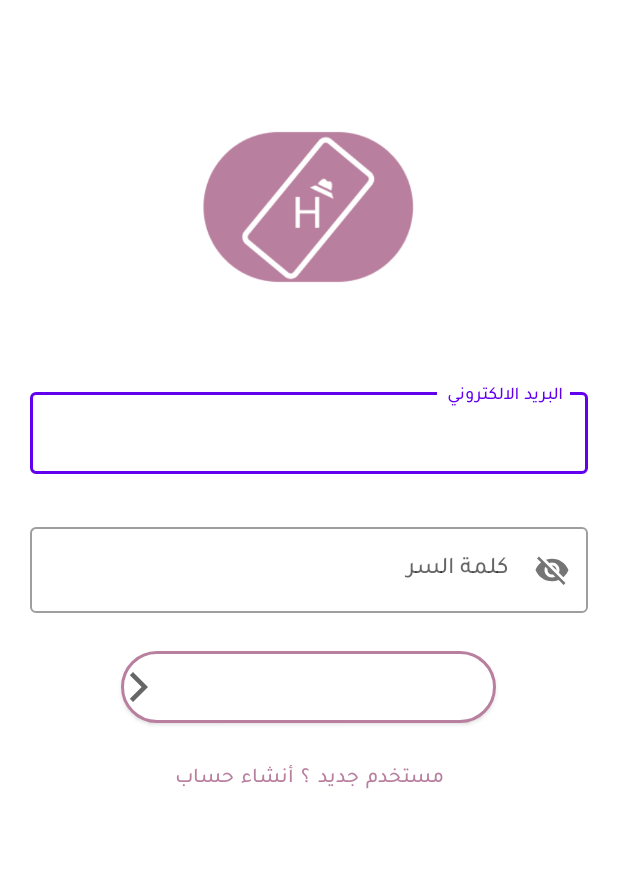
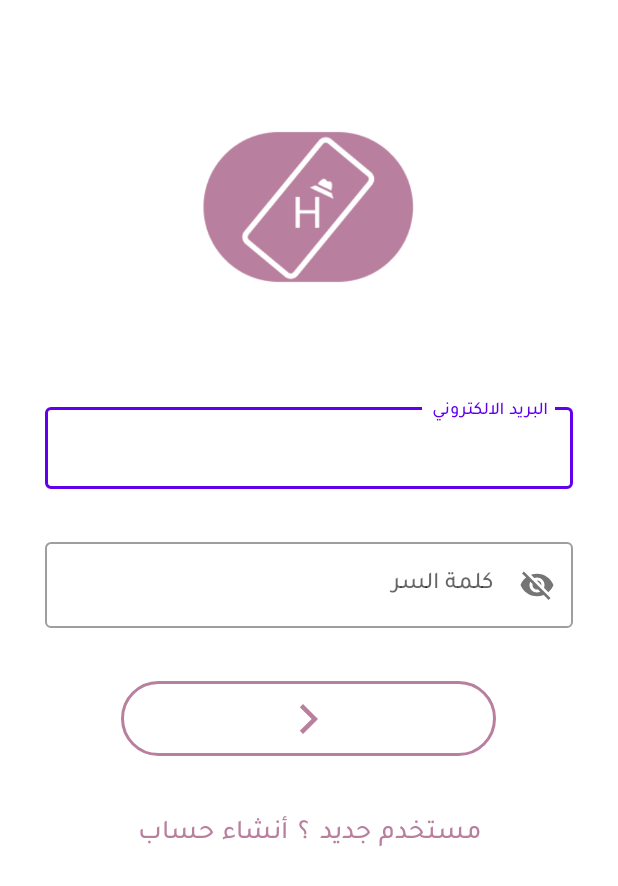
Before and after one commit to Jalalnx/HierMeMoblieClient, an Android app: the LoginActivity screen opened directly, with no data from a screen before it, on a phone screen of 412 x 824 dp. Shown: the top 886 px of the screen. Run offline under Robolectric (Android 15) with nearby library versions, the phone set to English and light mode, and no system bars.

Commit message:
fix some style issues

```diff
--- a/app/src/main/java/com/example/hairme/LoginActivity.java
+++ b/app/src/main/java/com/example/hairme/LoginActivity.java
@@ -2,7 +2,9 @@ package com.example.hairme;
 
 import androidx.appcompat.app.AppCompatActivity;
 
+import android.content.Intent;
 import android.os.Bundle;
+import android.view.View;
 
 public class LoginActivity extends AppCompatActivity {
 
@@ -10,5 +12,19 @@ public class LoginActivity extends AppCompatActivity {
     protected void onCreate(Bundle savedInstanceState) {
         super.onCreate(savedInstanceState);
         setContentView(R.layout.activity_login);
+
+        findViewById(R.id.rig).setOnClickListener(new View.OnClickListener() {
+            @Override
+            public void onClick(View view) {
+                startActivity( new Intent(LoginActivity.this,singupActivity.class));
+            }
+        });
+
+        findViewById(R.id.let_user_login).setOnClickListener(new View.OnClickListener() {
+            @Override
+            public void onClick(View view) {
+                startActivity( new Intent(LoginActivity.this,SandBox.class));
+            }
+        });
     }
 }
--- a/app/src/main/java/com/example/hairme/SplashScreenActivity.java
+++ b/app/src/main/java/com/example/hairme/SplashScreenActivity.java
@@ -21,7 +21,7 @@ public class SplashScreenActivity extends AppCompatActivity {
         getWindow().setFlags(WindowManager.LayoutParams.FLAG_FULLSCREEN, WindowManager.LayoutParams.FLAG_FULLSCREEN);
 
         new Handler().postDelayed(() -> {
-            Intent intent = new Intent(SplashScreenActivity.this, LoginActivity.class);
+            Intent intent = new Intent(SplashScreenActivity.this, pre_loadActivity.class);
                 startActivity(intent);
 
             finish();
--- a/app/src/main/java/com/example/hairme/pre_loadActivity.java
+++ b/app/src/main/java/com/example/hairme/pre_loadActivity.java
@@ -122,7 +122,7 @@ public class pre_loadActivity extends AppCompatActivity {
 
     private void launchSplashscreen() {
         prefManager.setFirstTimeLaunch(false);
-        startActivity(new Intent(pre_loadActivity.this, SplashScreenActivity.class));
+        startActivity(new Intent(pre_loadActivity.this, LoginActivity.class));
         finish();
     }
 
--- a/app/src/main/res/drawable/ic_baseline_arrow_forward_ios_24.xml
+++ b/app/src/main/res/drawable/ic_baseline_arrow_forward_ios_24.xml
@@ -4,7 +4,7 @@
     android:height="24dp"
     android:viewportWidth="24"
     android:viewportHeight="24"
-    android:tint="?attr/colorControlNormal">
+    android:tint="#B87F9E">
   <path
       android:fillColor="#B87F9E"
       android:pathData="M5.88,4.12L13.76,12l-7.88,7.88L8,22l10,-10L8,2z"/>
--- a/app/src/main/res/layout/activity_login.xml
+++ b/app/src/main/res/layout/activity_login.xml
@@ -1,5 +1,5 @@
 <?xml version="1.0" encoding="utf-8"?>
-<!--suppress ALL -->
+
 <LinearLayout xmlns:android="http://schemas.android.com/apk/res/android"
     xmlns:app="http://schemas.android.com/apk/res-auto"
     xmlns:tools="http://schemas.android.com/tools"
@@ -21,60 +21,58 @@
         android:layout_width="match_parent"
         android:layout_height="wrap_content"
         android:layout_margin="20dp"
+        android:padding="10dp"
         android:orientation="vertical">
 
         <com.google.android.material.textfield.TextInputLayout
-
             style="@style/Widget.MaterialComponents.TextInputLayout.OutlinedBox"
             android:layout_width="match_parent"
             android:layout_height="60dp"
+            android:layout_marginBottom="30dp"
             android:hint="البريد الالكتروني ">
 
             <com.google.android.material.textfield.TextInputEditText
                 android:id="@+id/name_Email"
                 android:layout_width="match_parent"
                 android:layout_height="wrap_content"
-                android:backgroundTint="#B87F9E"
                 android:fontFamily="@font/tajawal_medium"
                 android:inputType="textWebEmailAddress" />
         </com.google.android.material.textfield.TextInputLayout>
 
-        <Space
-            android:layout_width="30dp"
-            android:layout_height="30dp" />
 
         <com.google.android.material.textfield.TextInputLayout
             style="@style/Widget.MaterialComponents.TextInputLayout.OutlinedBox"
             android:layout_width="match_parent"
             android:layout_height="wrap_content"
             android:hint="كلمة السر "
+
+            android:layout_marginBottom="30dp"
             app:passwordToggleEnabled="true">
 
             <com.google.android.material.textfield.TextInputEditText
                 android:id="@+id/password"
                 android:layout_width="match_parent"
                 android:layout_height="wrap_content"
-                android:backgroundTint="#EB4B51"
                 android:fontFamily="@font/tajawal_medium" />
-
         </com.google.android.material.textfield.TextInputLayout>
 
 
-        <Space
-            android:layout_width="30dip"
-            android:layout_height="20dp" />
-
-        <androidx.appcompat.widget.AppCompatButton
+        <androidx.appcompat.widget.AppCompatImageButton
             android:id="@+id/let_user_login"
             android:layout_width="250dp"
-            android:layout_height="wrap_content"
+            android:layout_height="50dp"
             android:layout_gravity="center"
             android:layout_marginTop="5dp"
-            android:shadowColor="@color/bg_screen1"
-            android:layout_marginBottom="5dp"
+            android:text="متابعه"
+            android:textColor="#B87F9E"
+            android:fontFamily="@font/tajawal_medium"
+            android:shadowColor="#B87F9E"
+            android:layout_marginBottom="20dp"
             android:background="@drawable/round_btn"
-            android:drawableStart="@drawable/ic_baseline_arrow_forward_ios_24"
+            android:src="@drawable/ic_baseline_arrow_forward_ios_24"
             />
+
+
 
         <Button
             android:id="@+id/rig"
@@ -84,9 +82,11 @@
             android:layout_margin="5dp"
             android:background="#00000000"
             android:elevation="0dp"
+            android:textSize="18dp"
             android:fontFamily="@font/tajawal_medium"
             android:text="مستخدم جديد ؟ أنشاء حساب"
             android:textColor="#B87F9E" />
 
     </LinearLayout>
+
 </LinearLayout>
--- a/app/src/main/res/layout/activity_sand_box.xml
+++ b/app/src/main/res/layout/activity_sand_box.xml
@@ -24,8 +24,9 @@
         app:mbn_countBackgroundColor="#ff6f00"
         app:mbn_countTextColor="#ffffff"
         app:mbn_defaultIconColor="#90a4ae"
-        app:mbn_rippleColor="#2f424242"
-        app:mbn_selectedIconColor="#3c415e"
+
+        app:mbn_rippleColor="#4AC364"
+        app:mbn_selectedIconColor="#BED82E22"
         app:mbn_shadowColor="#1f212121"
         />
 
--- a/app/src/main/res/layout/welcome_side1.xml
+++ b/app/src/main/res/layout/welcome_side1.xml
@@ -14,7 +14,7 @@
         android:text="بوابتك نحو المستقبل "
         android:textAlignment="center"
         android:textSize="25dp"
-
+        android:fontFamily="@font/tajawal_medium"
         app:layout_constraintBottom_toTopOf="@+id/imageView"
         app:layout_constraintEnd_toEndOf="parent"
         app:layout_constraintStart_toStartOf="parent"
@@ -31,5 +31,5 @@
         app:layout_constraintEnd_toEndOf="parent"
         app:layout_constraintStart_toStartOf="parent"
         app:layout_constraintTop_toTopOf="parent"
-        tools:background="@drawable/img_1" />
+        android:src="@drawable/img_1" />
 </androidx.constraintlayout.widget.ConstraintLayout>
```
Also changed, not shown: app/src/main/AndroidManifest.xml (+7 -5 lines), app/src/main/java/com/example/hairme/singupActivity.java (+73 -54 lines), app/src/main/res/layout/activity_pre_load.xml (+5 -5 lines), app/src/main/res/layout/fragment_home.xml (+10 -6 lines), app/src/main/res/layout/welcome_side2.xml (+9 -7 lines), app/src/main/res/layout/welcome_side3.xml (+5 -4 lines).
